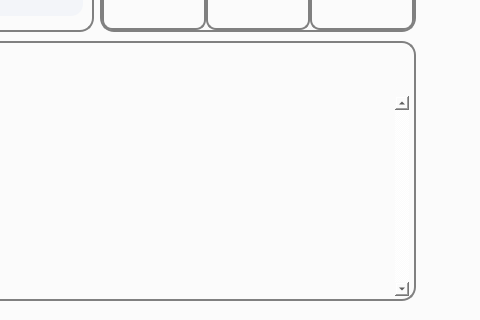
Old version of the form mainwindow.ui in the repository leo4048111/AstarDemo; both pictures show x 648 to 1128 and y 302 to 622 of the 1128 by 622 pixel window.
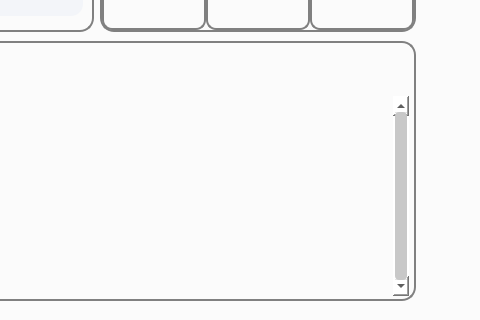
New version of the form. Icons and pictures are not drawn. Custom widgets are drawn as their Qt base class.

```diff
--- a/mainwindow.ui
+++ b/mainwindow.ui
@@ -48,7 +48,62 @@
     </size>
    </property>
    <property name="styleSheet">
-    <string notr="true"/>
+    <string notr="true">QScrollBar:vertical {
+     width: 16px;
+     margin: 0px 0px 0px 0px; 
+	 padding-top: 16px;                      /*上下保留箭头位置*/
+	 padding-bottom: 16px;
+	 padding-left: 2px;                      /*左右边距，不设置使用默认值会使得滑块比较小*/
+	 padding-right: 2px;
+     background: rgba(255,255,255,100%);    /*背景色*/
+}
+
+/* 滑块部分 */
+QScrollBar::handle:vertical {
+     background: rgb(200,200,200);
+     min-height: 16px;
+	 border-radius:4px;
+}
+
+QScrollBar::handle:vertical:hover {
+     background: rgb(180,180,180);
+     min-height: 16px;
+	 cursor: Pointing hand;
+}
+
+/* 下箭头部分 */
+ QScrollBar::add-line:vertical {
+     background: rgba(0,0,0,0%);
+     height: 16px;
+	 border-image:url(://new/prefix1/resources/images/dn_arrow.png);
+     subcontrol-position: bottom;
+}
+
+QScrollBar::add-line:vertical:hover {
+     background: rgba(,0,0,40%);
+     height: 16px;
+     subcontrol-position: bottom;
+}
+
+/* 上箭头部分 */
+QScrollBar::sub-line:vertical {
+     background: rgba(0,0,0,0%);
+     height: 16px;
+	 border-image:url(://new/prefix1/resources/images/up_arrow.png);
+     subcontrol-position: top;
+}
+
+QScrollBar::sub-line:vertical:hover {
+     background: rgba(0,0,0,40%);
+     height: 16px;
+     subcontrol-position: top;
+}
+
+/* 当滚动条滚动的时候，上面的部分和下面的部分 */
+QScrollBar::add-page:vertical, QScrollBar::sub-page:vertical {
+     background: rgba(0,0,0,10%);
+}
+</string>
    </property>
    <layout class="QGridLayout" name="gridLayout_3">
     <item row="0" column="1">
```
Left out of the diff: 3 changed lines with no effect on the pictures.
